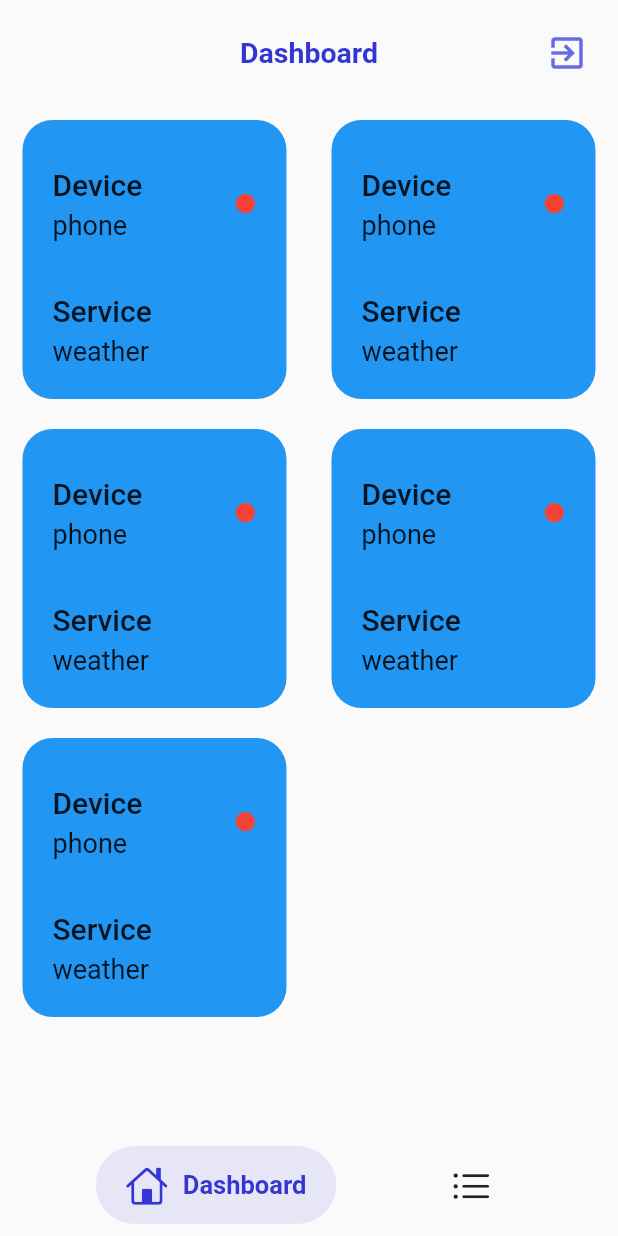
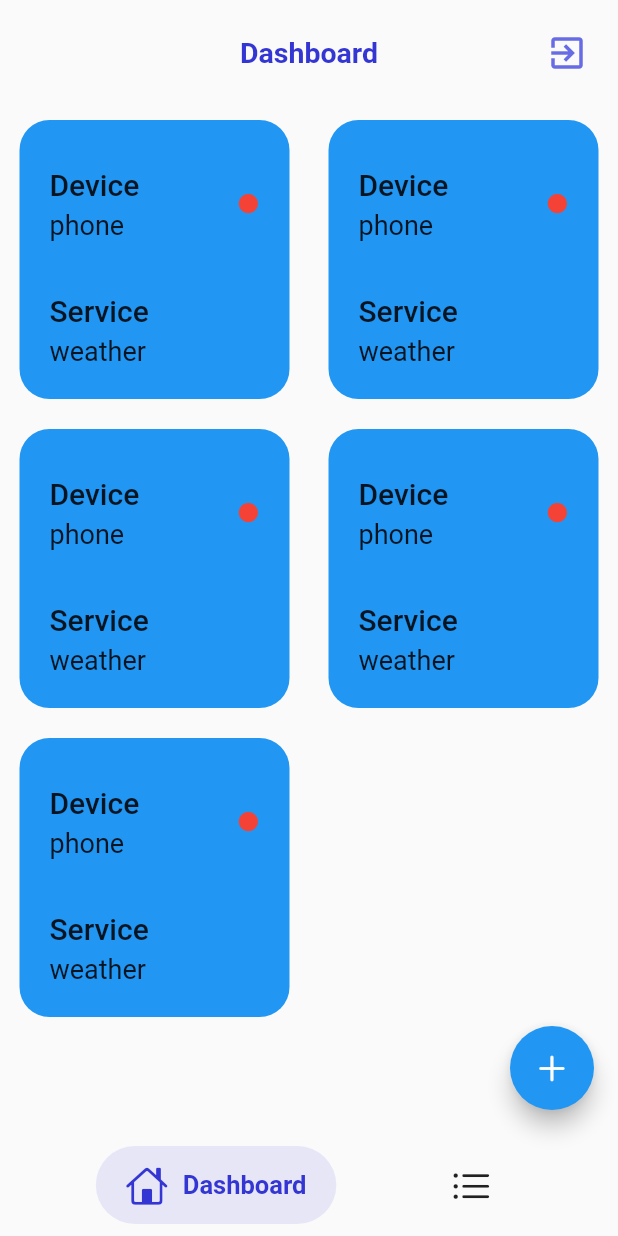
Before and after one commit to alper-efe-sahin/SMART_IX_Task, a Flutter app: the screen it shows once a user with an empty profile is signed in, on a phone screen of 412 x 824 dp. Run offline on Flutter 3.47's test engine with Material 2 defaults, Android fonts, the phone set to English and light mode, and no system bars; drawn by our look-alikes of auto_size_text, salomon_bottom_bar; our stand-ins replace auto_route, bot_toast, cloud_firestore, dartz, firebase_auth, firebase_core and 7 more; missing offline and left inert: cloud_firestore_web, firebase_auth_web, firebase_core_web, libphonenumber_web; accounts and stored records are empty.

Commit message:
create dashboard page widgets

```diff
--- a/lib/presentation/common_widgets/smart_item.dart
+++ b/lib/presentation/common_widgets/smart_item.dart
@@ -11,7 +11,7 @@ class SmartItem extends StatelessWidget {
   @override
   Widget build(BuildContext context) {
     return Container(
-      margin: const EdgeInsets.symmetric(horizontal: 15, vertical: 10),
+      margin: const EdgeInsets.symmetric(horizontal: 13, vertical: 10),
       width: 50.w,
       height: 10.h,
       decoration: const BoxDecoration(
--- a/lib/presentation/pages/dashboard/dashboard_page.dart
+++ b/lib/presentation/pages/dashboard/dashboard_page.dart
@@ -2,7 +2,8 @@ import 'package:flutter/material.dart';
 import 'package:flutter_riverpod/flutter_riverpod.dart';
 import 'package:smart_ix_task/presentation/common_widgets/colors.dart';
 import 'package:smart_ix_task/presentation/common_widgets/custom_app_bar.dart';
-import 'package:smart_ix_task/presentation/common_widgets/smart_item.dart';
+import 'package:smart_ix_task/presentation/pages/dashboard/widgets/custom_float_action_button.dart';
+import 'package:smart_ix_task/presentation/pages/dashboard/widgets/dashboard_page_body.dart';
 import 'package:smart_ix_task/presentation/pages/navigator/constants/texts.dart';
 import 'package:smart_ix_task/presentation/providers/firebase/firebase_provider.dart';
 
@@ -12,6 +13,7 @@ class DashboardPage extends ConsumerWidget {
   @override
   Widget build(BuildContext context, WidgetRef ref) {
     return Scaffold(
+      floatingActionButton: const CustomFloatActionButton(),
       appBar: CustomAppBar(
         appBarTitle: dashboardText,
         appBarAction: Icons.exit_to_app,
@@ -23,13 +25,7 @@ class DashboardPage extends ConsumerWidget {
         ),
         actionsOnPressed: () => ref.read(authRepositoryProvider).signOut(),
       ),
-      body: GridView.builder(
-        itemCount: 5,
-        gridDelegate: const SliverGridDelegateWithFixedCrossAxisCount(crossAxisCount: 2),
-        itemBuilder: (context, index) {
-          return const SmartItem();
-        },
-      ),
+      body: const DashboardPageBody(),
     );
   }
 }
--- /dev/null
+++ b/lib/presentation/pages/dashboard/widgets/custom_float_action_button.dart
@@ -0,0 +1,14 @@
+import 'package:flutter/cupertino.dart';
+import 'package:flutter/material.dart';
+
+class CustomFloatActionButton extends StatelessWidget {
+  const CustomFloatActionButton({Key? key}) : super(key: key);
+
+  @override
+  Widget build(BuildContext context) {
+    return FloatingActionButton(
+      onPressed: () {},
+      child: const Icon(CupertinoIcons.plus),
+    );
+  }
+}
--- /dev/null
+++ b/lib/presentation/pages/dashboard/widgets/dashboard_page_body.dart
@@ -0,0 +1,17 @@
+import 'package:flutter/material.dart';
+import 'package:smart_ix_task/presentation/common_widgets/smart_item.dart';
+
+class DashboardPageBody extends StatelessWidget {
+  const DashboardPageBody({Key? key}) : super(key: key);
+
+  @override
+  Widget build(BuildContext context) {
+    return GridView.builder(
+      itemCount: 5,
+      gridDelegate: const SliverGridDelegateWithFixedCrossAxisCount(crossAxisCount: 2),
+      itemBuilder: (context, index) {
+        return const SmartItem();
+      },
+    );
+  }
+}
```
